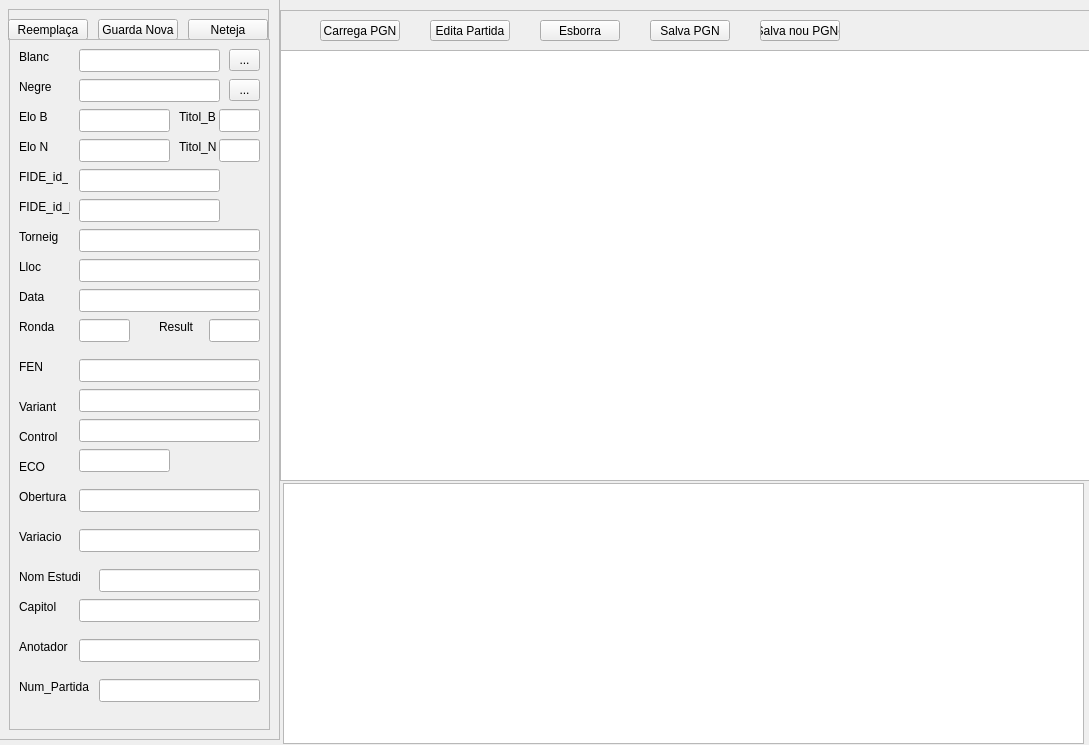
Qt form ui/mainwindow.ui (lasinforosa/pgn_work) before a commit.
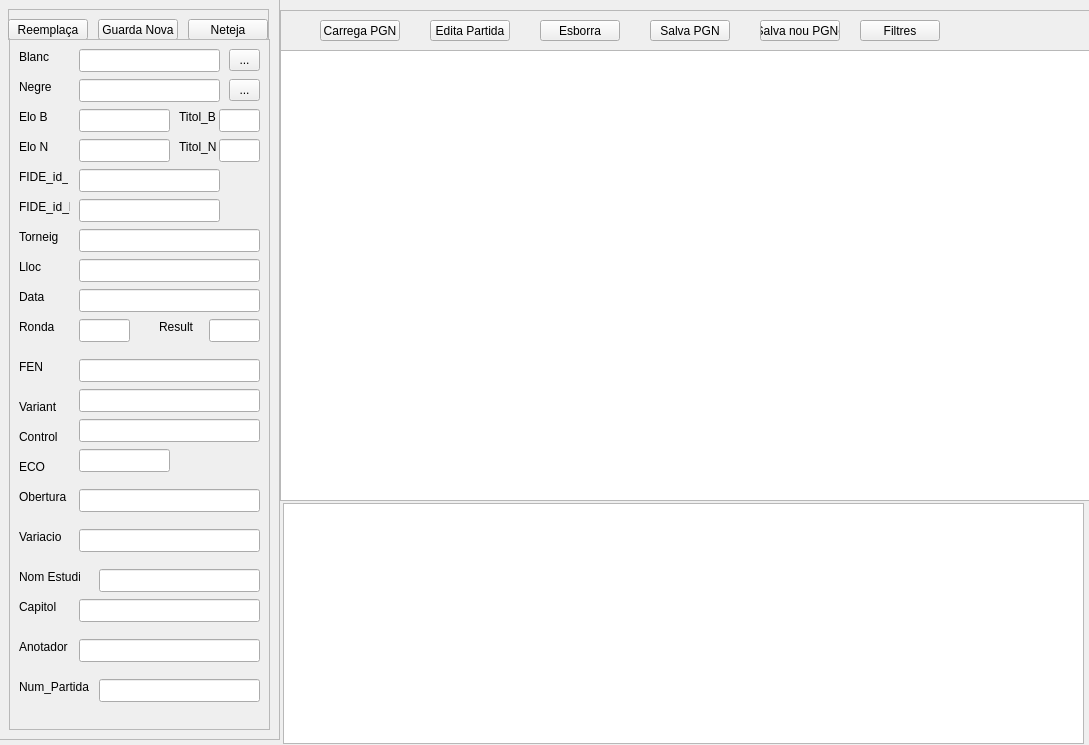
The same form after that commit.

What changed in the file:
```diff
--- a/ui/mainwindow.ui
+++ b/ui/mainwindow.ui
@@ -19,7 +19,7 @@
      <x>280</x>
      <y>50</y>
      <width>811</width>
-     <height>431</height>
+     <height>451</height>
     </rect>
    </property>
   </widget>
@@ -799,14 +799,27 @@
      <string>Salva nou PGNç</string>
     </property>
    </widget>
+   <widget class="QPushButton" name="pushButton_9">
+    <property name="geometry">
+     <rect>
+      <x>580</x>
+      <y>10</y>
+      <width>80</width>
+      <height>21</height>
+     </rect>
+    </property>
+    <property name="text">
+     <string>Filtres</string>
+    </property>
+   </widget>
   </widget>
   <widget class="QTextEdit" name="textEdit">
    <property name="geometry">
     <rect>
      <x>283</x>
-     <y>483</y>
+     <y>503</y>
      <width>801</width>
-     <height>261</height>
+     <height>241</height>
     </rect>
    </property>
   </widget>
```
